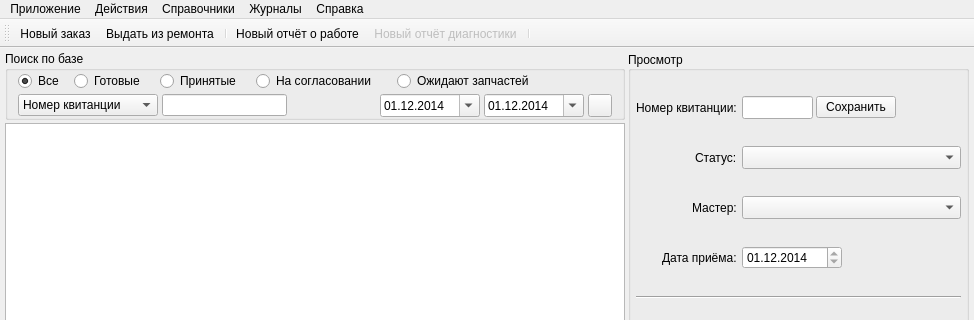
Old version of the form RepairCenter/mainwindow.ui in the repository Feo-d-oR/YARC; both pictures show x 0 to 974 and y 0 to 320 of the 974 by 963 pixel window.
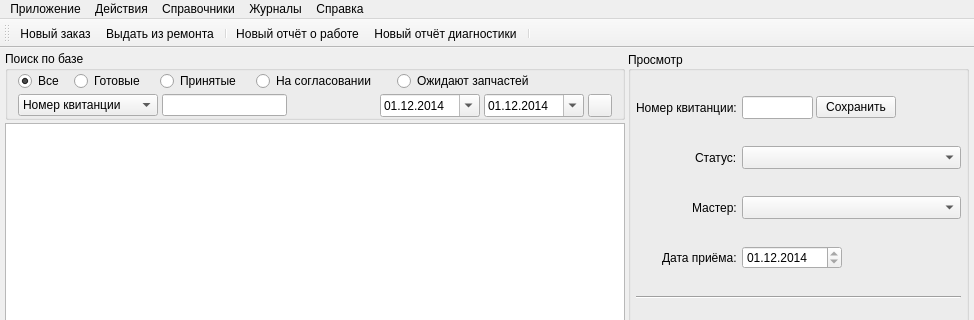
New version of the form. Icons and pictures are not drawn.

Patch:
```diff
--- a/RepairCenter/mainwindow.ui
+++ b/RepairCenter/mainwindow.ui
@@ -1241,7 +1241,7 @@
   </action>
   <action name="mNewDiagReport">
    <property name="enabled">
-    <bool>false</bool>
+    <bool>true</bool>
    </property>
    <property name="icon">
     <iconset resource="Icons.qrc">
```
Left out of the diff: 2 changed lines with no effect on the pictures.
